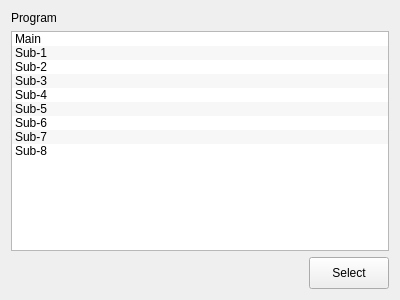
Before: the Qt Designer form hcinstruction/icprogramselector.ui in GaussCheng/2-5AxisPunch, drawn with Qt 5.
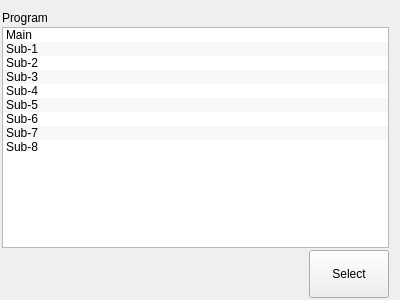
After: the same form once the commit is applied.

Commit message: 1.页面小布局

The edit to the form file:
```diff
--- a/hcinstruction/icprogramselector.ui
+++ b/hcinstruction/icprogramselector.ui
@@ -14,6 +14,15 @@
    <string>Form</string>
   </property>
   <layout class="QVBoxLayout" name="verticalLayout">
+   <property name="spacing">
+    <number>2</number>
+   </property>
+   <property name="leftMargin">
+    <number>2</number>
+   </property>
+   <property name="bottomMargin">
+    <number>2</number>
+   </property>
    <item>
     <widget class="QLabel" name="label">
      <property name="text">
@@ -96,7 +105,7 @@
        <property name="minimumSize">
         <size>
          <width>80</width>
-         <height>32</height>
+         <height>48</height>
         </size>
        </property>
        <property name="text">
```
The commit also changes 4 other files.
